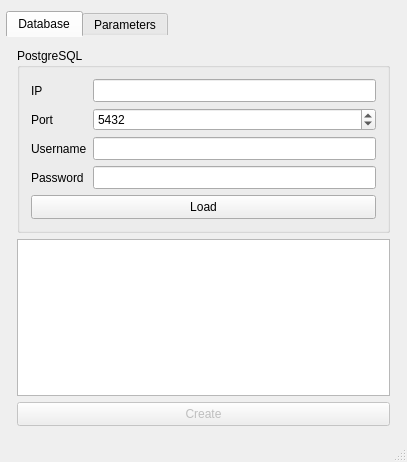
Old version of the form src/app/ui/mainwindow.ui in the repository aali97/NemPosFE_Config.
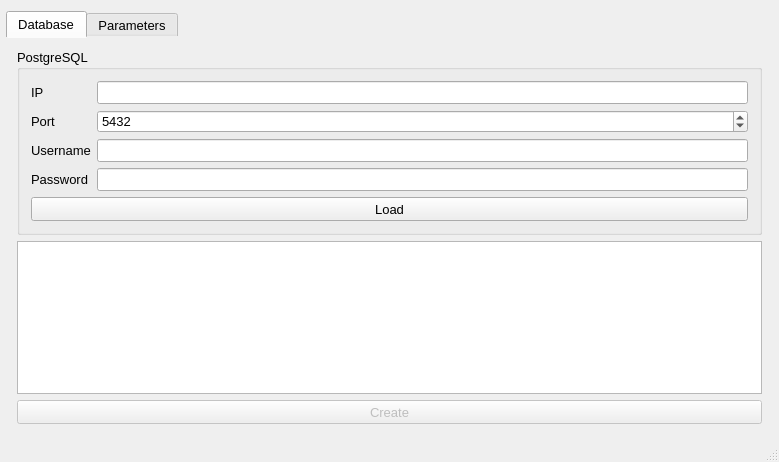
New version of the form.

Commit message: Clean taopq namespaces Implement saving input data to a settings file Implement encryption for username and password upon saving with SimpleCrypt Implement shops retrieval from database Implement table to view shops data Fixed missing slot signal message Increase font size in MainWindow

The edit to the form file:
```diff
--- a/src/app/ui/mainwindow.ui
+++ b/src/app/ui/mainwindow.ui
@@ -6,14 +6,24 @@
    <rect>
     <x>0</x>
     <y>0</y>
-    <width>407</width>
+    <width>779</width>
     <height>462</height>
    </rect>
   </property>
+  <property name="font">
+   <font>
+    <pointsize>10</pointsize>
+   </font>
+  </property>
   <property name="windowTitle">
    <string>NemPosFE Config</string>
   </property>
   <widget class="QWidget" name="centralWidget">
+   <property name="font">
+    <font>
+     <pointsize>10</pointsize>
+    </font>
+   </property>
    <layout class="QGridLayout" name="gridLayout_2">
     <property name="leftMargin">
      <number>6</number>
@@ -26,6 +36,11 @@
     </property>
     <item row="0" column="0">
      <widget class="QTabWidget" name="tabWidget">
+      <property name="font">
+       <font>
+        <pointsize>10</pointsize>
+       </font>
+      </property>
       <property name="styleSheet">
        <string notr="true">QTabWidget::pane { /* The tab widget frame */
     border-bottom: 0px solid #C2C7CB;
@@ -44,6 +59,11 @@
        <layout class="QGridLayout" name="gridLayout_4">
         <item row="0" column="0">
          <widget class="QGroupBox" name="groupBox">
+          <property name="font">
+           <font>
+            <pointsize>10</pointsize>
+           </font>
+          </property>
           <property name="title">
            <string>PostgreSQL</string>
           </property>
@@ -56,6 +76,11 @@
                <verstretch>0</verstretch>
               </sizepolicy>
              </property>
+             <property name="font">
+              <font>
+               <pointsize>10</pointsize>
+              </font>
+             </property>
              <property name="text">
               <string>IP</string>
              </property>
@@ -81,6 +106,11 @@
                <height>23</height>
               </size>
              </property>
+             <property name="font">
+              <font>
+               <pointsize>10</pointsize>
+              </font>
+             </property>
             </widget>
            </item>
            <item row="1" column="0">
@@ -91,6 +121,11 @@
                <verstretch>0</verstretch>
               </sizepolicy>
              </property>
+             <property name="font">
+              <font>
+               <pointsize>10</pointsize>
+              </font>
+             </property>
              <property name="text">
               <string>Port</string>
              </property>
@@ -104,6 +139,11 @@
                <verstretch>0</verstretch>
               </sizepolicy>
              </property>
+             <property name="font">
+              <font>
+               <pointsize>10</pointsize>
+              </font>
+             </property>
              <property name="text">
               <string>Username</string>
              </property>
@@ -129,6 +169,11 @@
                <height>23</height>
               </size>
              </property>
+             <property name="font">
+              <font>
+               <pointsize>10</pointsize>
+              </font>
+             </property>
             </widget>
            </item>
            <item row="3" column="0">
@@ -139,6 +184,11 @@
                <verstretch>0</verstretch>
               </sizepolicy>
              </property>
+             <property name="font">
+              <font>
+               <pointsize>10</pointsize>
+              </font>
+             </property>
              <property name="text">
               <string>Password</string>
              </property>
@@ -164,6 +214,14 @@
                <height>23</height>
               </size>
              </property>
+             <property name="font">
+              <font>
+               <pointsize>10</pointsize>
+              </font>
+             </property>
+             <property name="echoMode">
+              <enum>QLineEdit::Password</enum>
+             </property>
             </widget>
            </item>
            <item row="4" column="0" colspan="2">
@@ -180,6 +238,11 @@
                <height>24</height>
               </size>
              </property>
+             <property name="font">
+              <font>
+               <pointsize>10</pointsize>
+              </font>
+             </property>
              <property name="text">
               <string>Load</string>
              </property>
@@ -199,6 +262,11 @@
                <height>23</height>
               </size>
              </property>
+             <property name="font">
+              <font>
+               <pointsize>10</pointsize>
+              </font>
+             </property>
              <property name="maximum">
               <number>65535</number>
              </property>
@@ -211,7 +279,16 @@
          </widget>
         </item>
         <item row="1" column="0">
-         <widget class="QListWidget" name="listDBs"/>
+         <widget class="QTableWidget" name="tableShops">
+          <property name="font">
+           <font>
+            <pointsize>10</pointsize>
+           </font>
+          </property>
+          <property name="sortingEnabled">
+           <bool>true</bool>
+          </property>
+         </widget>
         </item>
         <item row="2" column="0">
          <widget class="QPushButton" name="btnCreate">
@@ -230,6 +307,11 @@
             <height>24</height>
            </size>
           </property>
+          <property name="font">
+           <font>
+            <pointsize>10</pointsize>
+           </font>
+          </property>
           <property name="text">
            <string>Create</string>
           </property>
@@ -392,7 +474,13 @@
     </item>
    </layout>
   </widget>
-  <widget class="QStatusBar" name="statusBar"/>
+  <widget class="QStatusBar" name="statusBar">
+   <property name="font">
+    <font>
+     <pointsize>12</pointsize>
+    </font>
+   </property>
+  </widget>
  </widget>
  <layoutdefault spacing="6" margin="11"/>
  <resources/>
```
Left out of the diff: 61 changed lines with no effect on the pictures. The commit also changes 33 other files.
